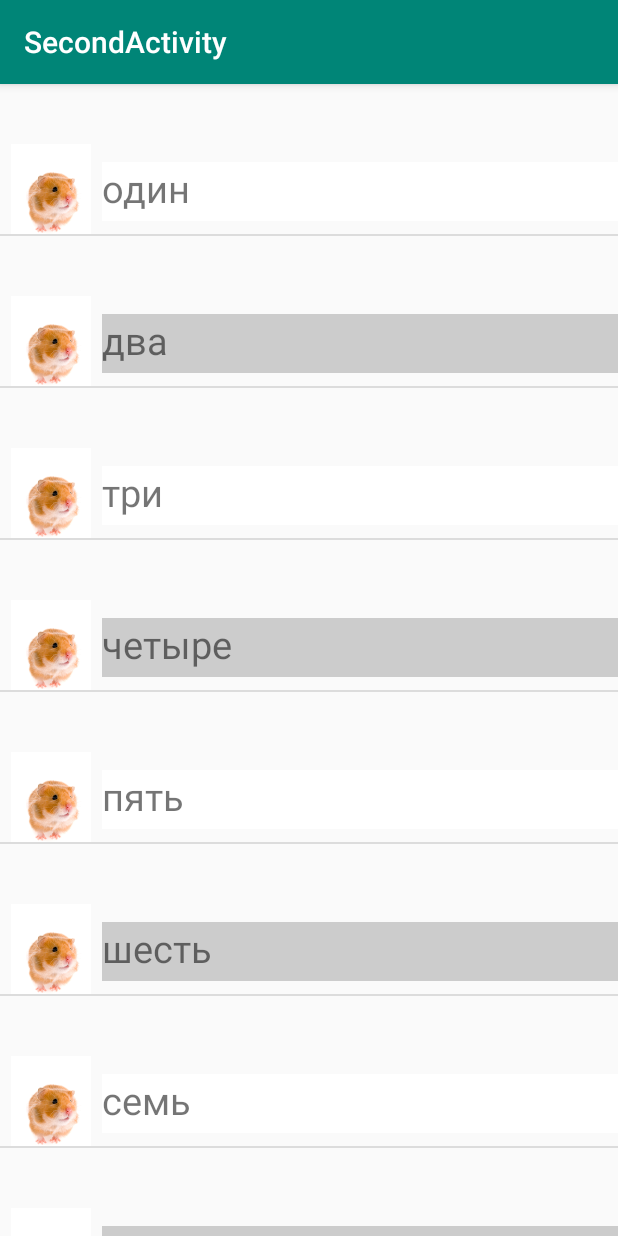
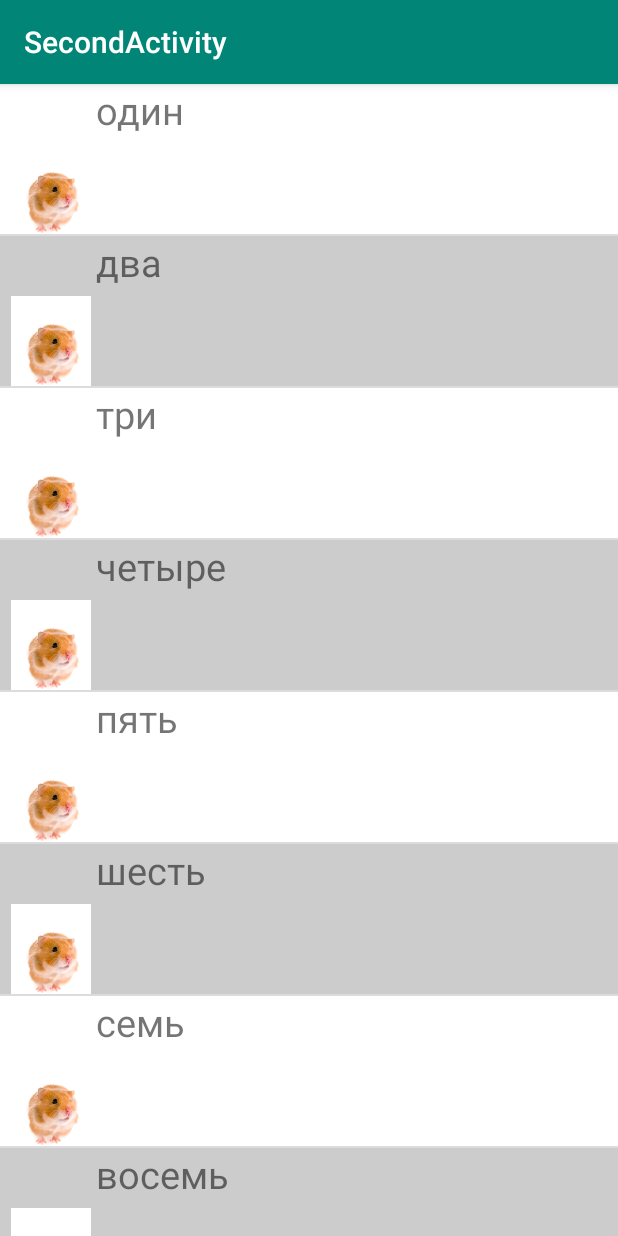
Before and after one commit to folyyy/ProgramProductDevelopmentLab1, an Android app: the screen it shows after launch (SecondActivity), on a phone screen of 412 x 824 dp. Run offline under Robolectric (Android 15) with nearby library versions, the phone set to English and light mode, and no system bars.

Commit message:
deleted array NAMES, changed the background color to the whole element

```diff
--- a/app/src/main/java/com/example/splashscreen/SecondActivity.java
+++ b/app/src/main/java/com/example/splashscreen/SecondActivity.java
@@ -16,18 +16,10 @@ import android.widget.Toast;
 
 public class SecondActivity extends AppCompatActivity {
 
-    // Getting an array of 1 million numbers and filling it with values from 1 to 1 million.
-    int[] NAMES = new int[1000000];
-    public void enternum() {
-        for (int i = 0; i < 1000000; i++) {
-            NAMES[i] = i + 1;
-        }
-    }
     @Override
     protected void onCreate(@Nullable Bundle savedInstanceState) {
         super.onCreate(savedInstanceState);
         setContentView(R.layout.second_activity);
-        enternum();
         // Creating a ListView and then setting up an adapter to it.
         ListView listView = findViewById(R.id.listView);
         CustomAdapter customAdapter = new CustomAdapter();
@@ -47,7 +39,7 @@ public class SecondActivity extends AppCompatActivity {
     class CustomAdapter extends BaseAdapter {
         @Override
         public int getCount() {
-            return NAMES.length;
+            return 1000000;
         }
 
         @Override
@@ -68,11 +60,16 @@ public class SecondActivity extends AppCompatActivity {
             TextView textView_name = view.findViewById(R.id.textView_name);
             imageView.setImageResource(R.drawable.pet);
             // Even numbers getting grey background, odd numbers getting white background.
-            if (NAMES[i] % 2 == 0) {
-                textView_name.setBackgroundResource(R.color.colorGrey);
-            } else textView_name.setBackgroundResource(R.color.colorWhite);
+            if (i % 2 == 0) {
+//                textView_name.setBackgroundResource(R.color.colorWhite);
+                view.setBackgroundResource(R.color.colorWhite);
+            } else {
+//                textView_name.setBackgroundResource(R.color.colorGrey);
+                view.setBackgroundResource(R.color.colorGrey);
+            }
+
             // Class Num converts numbers into words.
-            textView_name.setText(Num.toString(NAMES[i]));
+            textView_name.setText(Num.toString(i+1));
             return view;
         }
     }
--- a/app/src/main/res/layout/customlayout.xml
+++ b/app/src/main/res/layout/customlayout.xml
@@ -20,10 +20,9 @@
     <TextView
         android:id="@+id/textView_name"
         android:layout_width="345dp"
-        android:layout_height="39dp"
+        android:layout_height="98dp"
         android:layout_alignTop="@+id/imageView"
-        android:layout_marginStart="68dp"
-        android:layout_marginTop="52dp"
+        android:layout_marginStart="64dp"
         android:layout_toRightOf="@+id/imageView"
         android:text="TextView"
         android:textSize="25dp"
```
